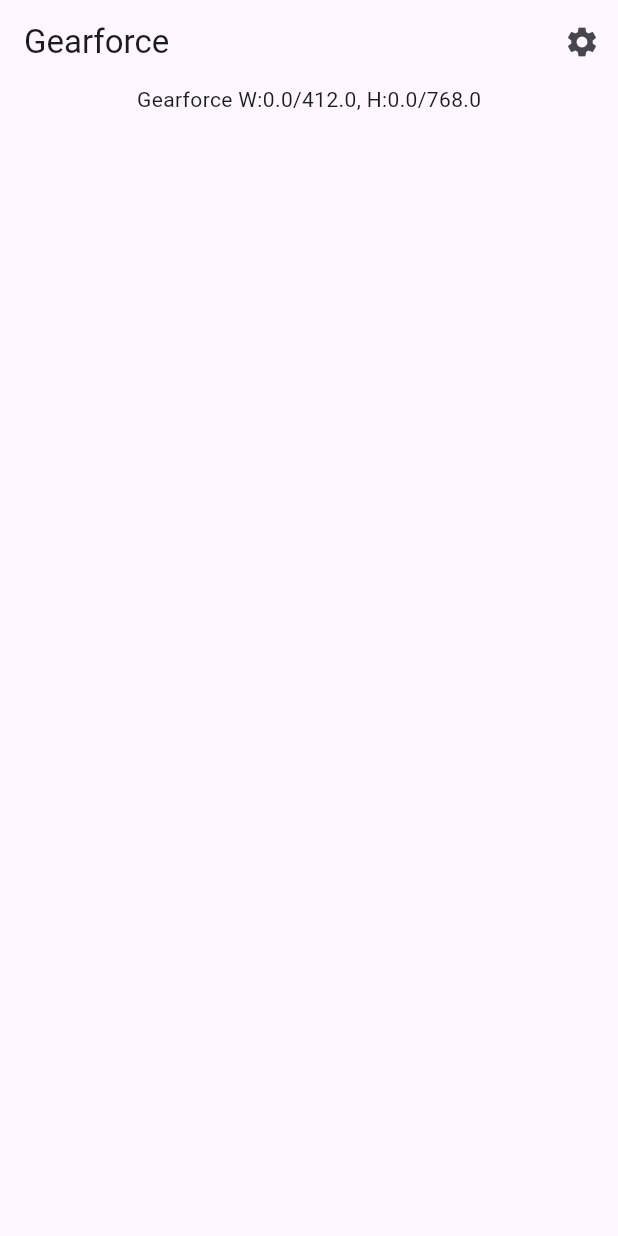
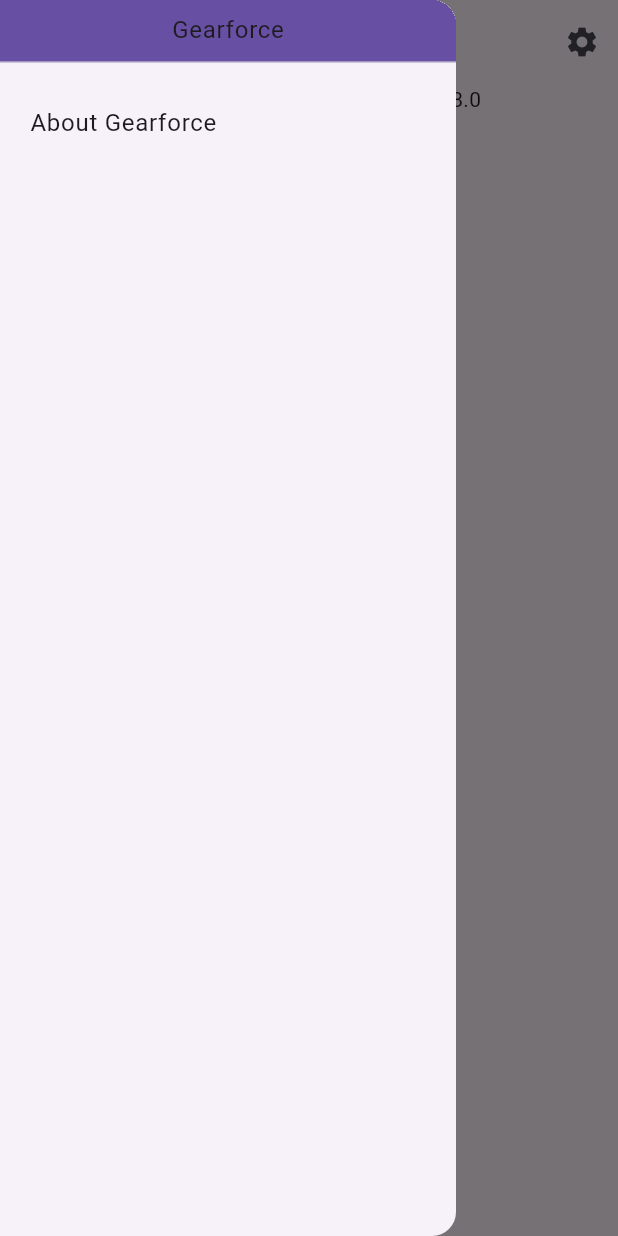
Before and after one commit to Ariemeth/gearforce, a Flutter app: the screen it shows after launch, with the side drawer open (before the commit the screen has no drawer), on a phone screen of 412 x 824 dp. Run offline on Flutter 3.47's test engine with Material 3 defaults, Android fonts, the phone set to English and light mode, and no system bars; our stand-ins replace flutter_bloc, shared_preferences; generated files the repository leaves out were written again.

```diff
--- a/lib/src/pages/home/home_page_view.dart
+++ b/lib/src/pages/home/home_page_view.dart
@@ -25,7 +25,8 @@ class HomePageView extends StatelessWidget {
           ),
         ],
       ),
-      body: LayoutBuilder(builder: (context, constraints) {
+      body: LayoutBuilder(
+        builder: (context, constraints) {
           final screenSize = ResponsiveSize.getScreenSize(constraints.maxWidth);
           return Column(
             mainAxisAlignment: MainAxisAlignment.start,
@@ -35,7 +36,33 @@ class HomePageView extends StatelessWidget {
                       'Gearforce W:${constraints.minWidth}/${constraints.maxWidth}, H:${constraints.minHeight}/${constraints.maxHeight}')),
             ],
           );
-      }),
+        },
+      ),
+      drawer: Drawer(
+        child: ListView(
+          padding: EdgeInsets.zero,
+          children: [
+            SizedBox(
+              height: 50,
+              child: DrawerHeader(
+                padding: const EdgeInsets.all(4.0),
+                decoration: BoxDecoration(
+                  color: Theme.of(context).primaryColor,
+                ),
+                child: Center(
+                  child: Text(AppLocalizations.of(context)!.appTitle),
+                ),
+              ),
+            ),
+            Padding(
+              padding: const EdgeInsets.all(4.0),
+              child: AboutListTile(
+                applicationName: AppLocalizations.of(context)!.appTitle,
+              ),
+            ),
+          ],
+        ),
+      ),
     );
   }
 }
```
Lines whose indentation alone changed are shown as unchanged.
